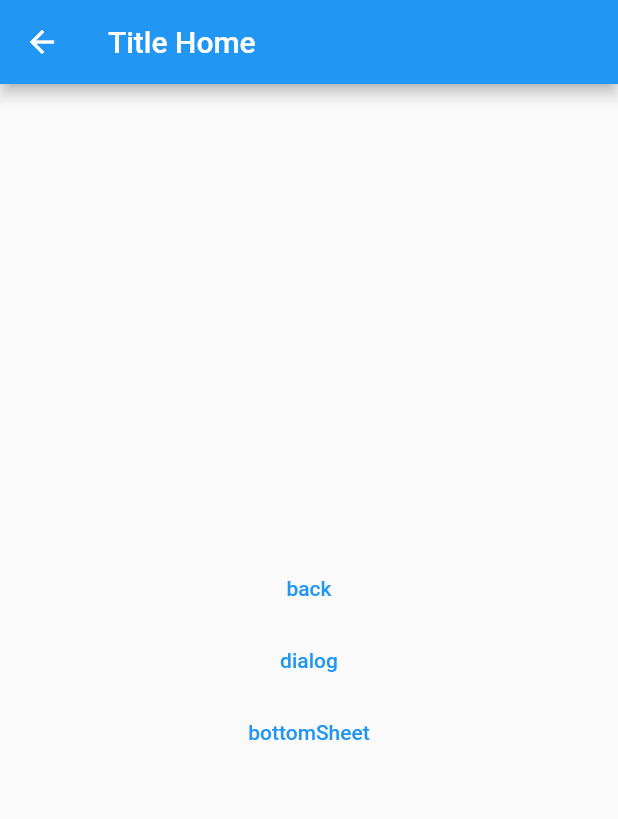
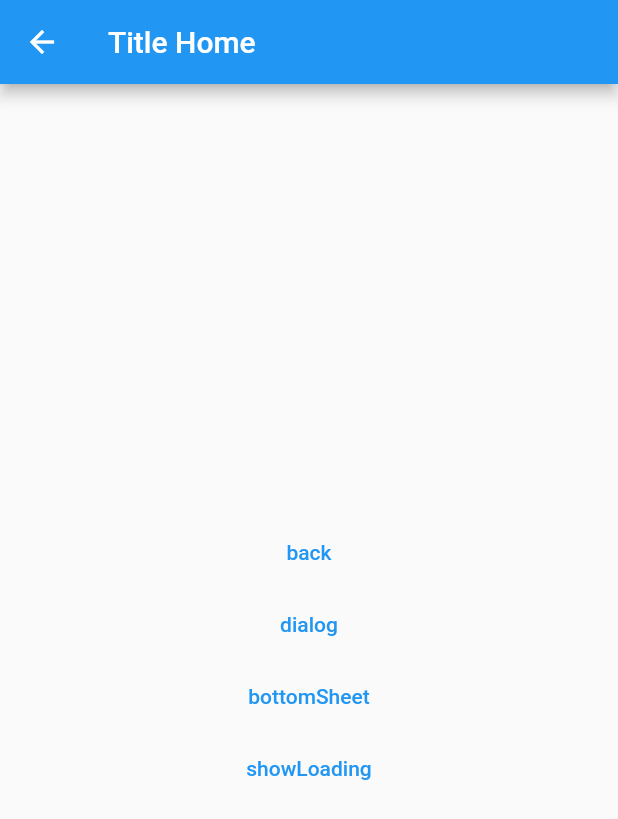
Before and after one commit to moh-abdullah-it/app_features, a Flutter app: the screen it shows after launch, on a phone screen of 412 x 824 dp. Shown: the top 819 px of the screen. Run offline on Flutter 3.47's test engine with Material 2 defaults, Android fonts, the phone set to English and light mode, and no system bars; our stand-ins replace go_router.

Commit message:
[MOD]: modify loading with show and hide

```diff
--- a/example/lib/features/home/home_page.dart
+++ b/example/lib/features/home/home_page.dart
@@ -27,6 +27,13 @@ class HomePage extends StatelessWidget {
             onPressed: () => AppFeatures.get<HomeFeature>().openBottomSheet(),
             child: const Text('bottomSheet'),
           ),
+          TextButton(
+            onPressed: () => {
+              AppFeatures.showLoading(),
+              Future.delayed(const Duration(seconds: 5), () => AppFeatures.hideLoading())
+            },
+            child: const Text('showLoading'),
+          ),
         ],
       )
     );
--- a/lib/src/app_features.dart
+++ b/lib/src/app_features.dart
@@ -1,3 +1,4 @@
+import 'package:app_features/src/config/app_routes.dart';
 import 'package:flutter/material.dart';
 
 import '../app_features.dart';
@@ -8,8 +9,13 @@ GoRouter _router =  GoRouter(routes: _routes);
 
 class AppFeatures {
   List<Feature> features = [];
-  AppFeatures.config({required this.features}) {
+  AppFeatures.config({
+    required this.features,
+    Widget? loadingWidget,
+    List<GoRoute>? appRoutes}) {
     register(features);
+    _routes.add(loadingRoute(loadingWidget: loadingWidget));
+    _routes.addAll(appRoutes ?? []);
   }
 
    init({Function? init}) async {
@@ -45,4 +51,8 @@ class AppFeatures {
   static GoRouter get router => _router;
 
   static void pop() => router.pop();
+
+  static void showLoading() => router.push(loadingPath);
+
+  static void hideLoading() => pop();
 }
--- /dev/null
+++ b/lib/src/config/app_routes.dart
@@ -0,0 +1,12 @@
+import 'package:app_features/app_features.dart';
+import 'package:app_features/src/widgets/LoadingWidget.dart';
+import 'package:flutter/material.dart';
+const loadingPath = '/base/loading';
+GoRoute loadingRoute ({Widget? loadingWidget}) => GoRoute(
+    path: loadingPath,
+    name: loadingPath,
+    pageBuilder: (context, state) => DialogPage(
+        dismissible: false,
+        page: loadingWidget ?? LoadingWidget(key: state.pageKey)
+    )
+);
--- a/lib/src/pages/dialog_page.dart
+++ b/lib/src/pages/dialog_page.dart
@@ -4,11 +4,18 @@ class DialogPage<T> extends Page<T> {
   final Widget? page;
   final Dialog? dialog;
   final VoidCallback? onClosing;
+  final bool dismissible;
 
-  const DialogPage({this.dialog, this.page, this.onClosing, super.key});
+  const DialogPage({
+    this.dialog,
+    this.page,
+    this.onClosing,
+    this.dismissible = true,
+    super.key});
 
   @override
   Route<T> createRoute(BuildContext context) => DialogRoute(
+    barrierDismissible: dismissible,
     settings: this,
     builder: (context) => dialog ?? Dialog(
       child: page,
```
Also changed, not shown: lib/src/widgets/LoadingWidget.dart (added, +18 -0 lines).
